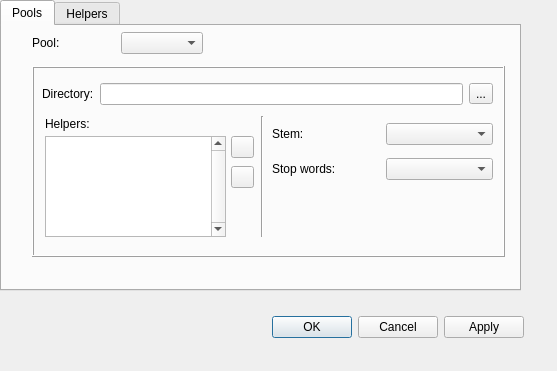
Qt form preferences.ui (frank67/XDGSearch) before a commit.
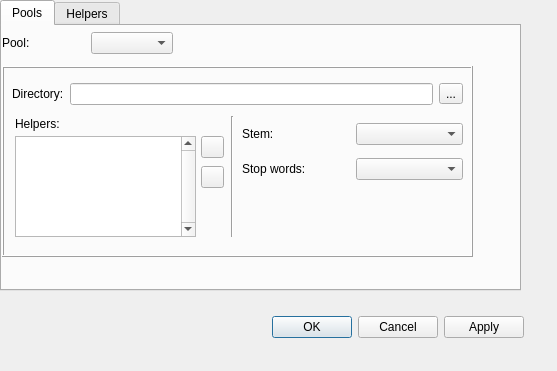
The same form after that commit. Icons and pictures are not drawn.

Commit message: Version 0.15.1 - Added dialog that asks to save/discard changes made into preference's tab pages

The edit to the form file:
```diff
--- a/preferences.ui
+++ b/preferences.ui
@@ -51,9 +51,9 @@
     <widget class="QFrame" name="frame">
      <property name="geometry">
       <rect>
-       <x>30</x>
+       <x>0</x>
        <y>40</y>
-       <width>473</width>
+       <width>471</width>
        <height>191</height>
       </rect>
      </property>
@@ -232,7 +232,7 @@
     <widget class="QWidget" name="layoutWidget">
      <property name="geometry">
       <rect>
-       <x>30</x>
+       <x>0</x>
        <y>0</y>
        <width>171</width>
        <height>34</height>
```
Left out of the diff: 6 changed lines with no effect on the pictures. The commit also changes 3 other files.
